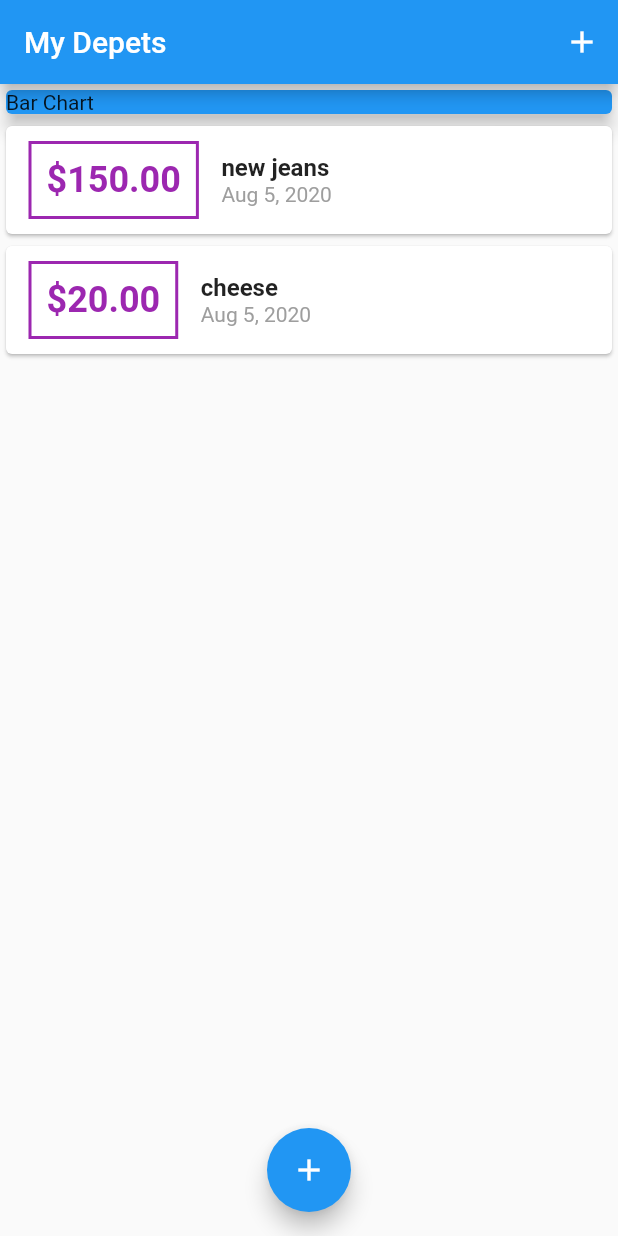
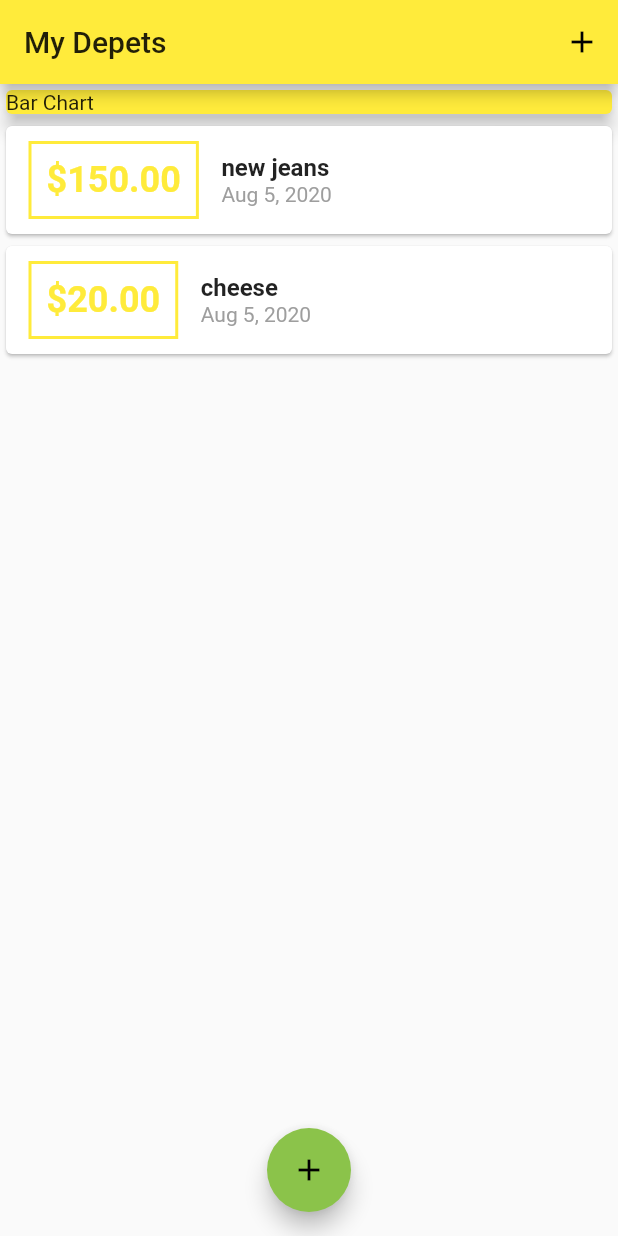
Before and after one commit to ashrafsalem/MyDept, a Flutter app: the screen it shows after launch, on a phone screen of 412 x 824 dp. Run offline on Flutter 3.47's test engine with Material 2 defaults, Android fonts, the phone set to English and light mode, and no system bars.

Commit message:
vd 30 theme:DataTheme at MaterialApp

```diff
--- a/lib/main.dart
+++ b/lib/main.dart
@@ -11,6 +11,10 @@ class MyApp extends StatelessWidget {
     return MaterialApp(
       debugShowCheckedModeBanner: false,
       title: 'My Depts App',
+      theme: ThemeData(
+        primarySwatch: Colors.yellow,
+        accentColor: Colors.lightGreen,
+      ),
       home: MyHomePage(),
     );
   }
@@ -81,7 +85,7 @@ class _MyHomePageState extends State<MyHomePage> {
               child: Card(
                 child: Text('Bar Chart'),
                 elevation: 5,
-                color: Colors.blue,
+                color: Theme.of(context).primaryColor,
               ),
             ),
             TransactionList(
--- a/lib/widgets/transaction_list.dart
+++ b/lib/widgets/transaction_list.dart
@@ -23,7 +23,7 @@ class TransactionList extends StatelessWidget {
                   decoration: BoxDecoration(
                     border: Border.all(
                       width: 2,
-                      color: Colors.purple,
+                      color: Theme.of(context).primaryColor,
                     ),
                   ),
                   padding: EdgeInsets.all(10),
@@ -32,7 +32,7 @@ class TransactionList extends StatelessWidget {
                     style: TextStyle(
                       fontWeight: FontWeight.bold,
                       fontSize: 24,
-                      color: Colors.purple,
+                      color: Theme.of(context).primaryColor,
                     ),
                   ),
                 ),
```
